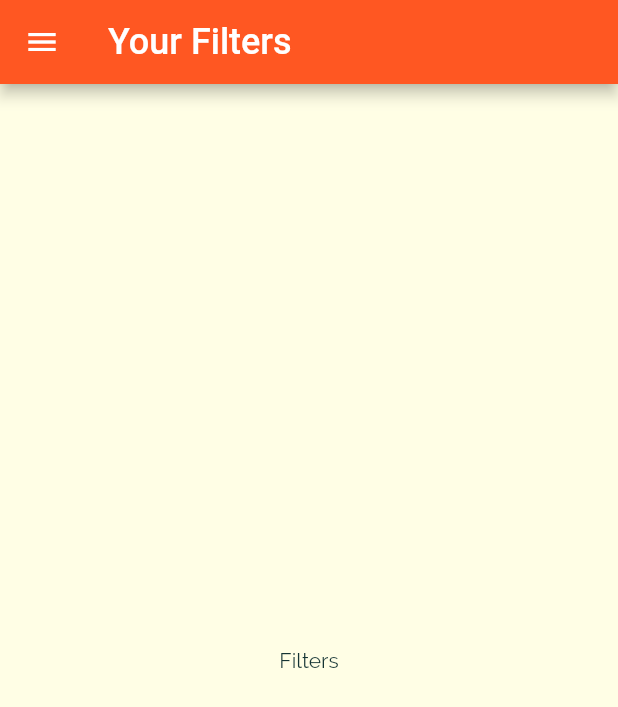
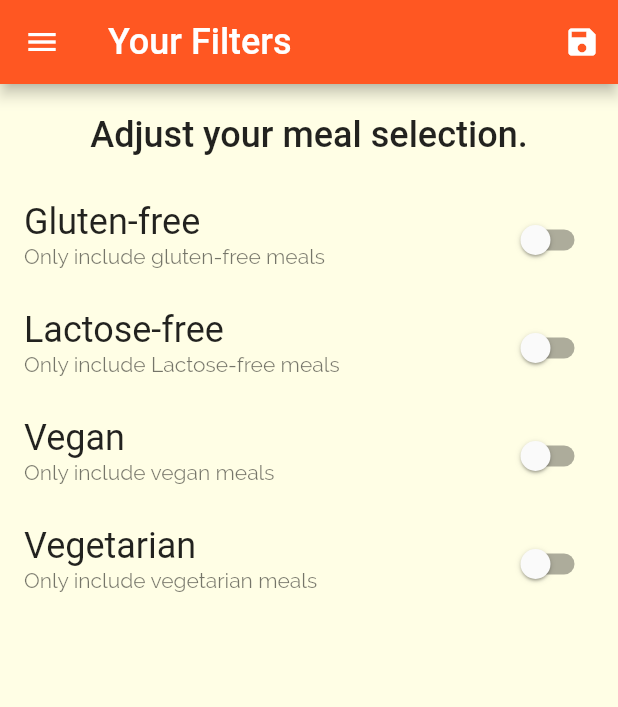
Before and after one commit to jortan02/delimeals_app, a Flutter app: the FiltersScreen screen opened by its route, on a phone screen of 412 x 824 dp. Shown: the top 707 px of the screen. Run offline on Flutter 3.47's test engine with Material 2 defaults, Android fonts, the phone set to English and light mode, and no system bars; Roboto replaces fonts that are missing (RobotCondensed).

Commit message:
Added filter options

```diff
--- a/lib/main.dart
+++ b/lib/main.dart
@@ -1,6 +1,8 @@
 import 'dart:ui';
 
 import 'package:flutter/material.dart';
+import './dummy_data.dart';
+import './models/meal.dart';
 import './screens/filters_screen.dart';
 import './screens/tabs_screen.dart';
 import './screens/meal_detail_screen.dart';
@@ -9,7 +11,42 @@ import './screens/categories_screen.dart';
 
 void main() => runApp(MyApp());
 
-class MyApp extends StatelessWidget {
+class MyApp extends StatefulWidget {
+  @override
+  State<MyApp> createState() => _MyAppState();
+}
+
+class _MyAppState extends State<MyApp> {
+  Map<String, bool> _filters = {
+    'gluten': false,
+    'lactose': false,
+    'vegan': false,
+    'vegetarian': false
+  };
+
+  List<Meal> _availableMeals = DUMMY_MEALS;
+
+  void _setFilters(Map<String, bool> filterData) {
+    setState(() {
+      _filters = filterData;
+      _availableMeals = DUMMY_MEALS.where((meal) {
+        if (_filters["gluten"] && !meal.isGlutenFree) {
+          return false;
+        }
+        else if ((_filters["lactose"] && !meal.isLactoseFree)) {
+          return false;
+        }
+        else if ((_filters["vegan"] && !meal.isVegan)) {
+          return false;
+        }
+        else if ((_filters["vegetarian"] && !meal.isVegetarian)) {
+          return false;
+        }
+        return true;
+      }).toList();
+    });
+  }
+
   @override
   Widget build(BuildContext context) {
     return MaterialApp(
@@ -27,9 +64,9 @@ class MyApp extends StatelessWidget {
                   TextStyle(fontSize: 24, fontFamily: "RobotCondensed"))),
       routes: {
         "/": (context) => TabsScreen(),
-        CategoryMealsScreen.routeName: (context) => CategoryMealsScreen(),
+        CategoryMealsScreen.routeName: (context) => CategoryMealsScreen(availableMeals: _availableMeals),
         MealDetailScreen.routeName: (context) => MealDetailScreen(),
-        FiltersScreen.routeName: (context) => FiltersScreen(),
+        FiltersScreen.routeName: (context) => FiltersScreen(currentFilters: _filters, saveFilters: _setFilters),
       },
       onGenerateRoute: (settings) {
         print(settings.arguments);
--- a/lib/screens/filters_screen.dart
+++ b/lib/screens/filters_screen.dart
@@ -3,18 +3,101 @@ import 'package:flutter/src/foundation/key.dart';
 import 'package:flutter/src/widgets/framework.dart';
 import '../widgets/main_drawer.dart';
 
-class FiltersScreen extends StatelessWidget {
+class FiltersScreen extends StatefulWidget {
   static const routeName = "filters";
+  final Map<String, bool> currentFilters;
+  final Function(Map<String, bool>) saveFilters;
 
-  const FiltersScreen({Key key}) : super(key: key);
+  const FiltersScreen({Key key, this.currentFilters, this.saveFilters}) : super(key: key);
+
+  @override
+  State<FiltersScreen> createState() => _FiltersScreenState();
+}
+
+class _FiltersScreenState extends State<FiltersScreen> {
+  bool _glutenFree = false;
+  bool _lactoseFree = false;
+  bool _vegan = false;
+  bool _vegetarian = false;
+
+  @override
+  void initState() {
+    super.initState();
+    _glutenFree = widget.currentFilters["gluten"];
+    _lactoseFree = widget.currentFilters["lactose"];
+    _vegan = widget.currentFilters["vegan"];
+    _vegetarian = widget.currentFilters["vegetarian"];
+  }
+
+  Widget _buildSwitchListTile(
+      String title, String description, bool currentValue, Function update) {
+    return SwitchListTile(
+        title: Text(title),
+        subtitle: Text(description),
+        value: currentValue,
+        onChanged: update);
+  }
 
   @override
   Widget build(BuildContext context) {
     return Scaffold(
       drawer: MainDrawer(),
-      appBar: AppBar(title: Text("Your Filters")),
-      body: Center(child: Text("Filters")),
-
+      appBar: AppBar(
+        title: Text("Your Filters"),
+        actions: [
+          IconButton(
+              onPressed: () {
+                final selectedFilters = {
+                  "gluten": _glutenFree,
+                  "lactose": _lactoseFree,
+                  "vegan": _vegan,
+                  "vegetarian": _vegetarian
+                };
+                widget.saveFilters(selectedFilters);
+                Navigator.pushReplacementNamed(context, "/");
+              },
+              icon: Icon(Icons.save))
+        ],
+      ),
+      body: Column(children: [
+        Container(
+            padding: EdgeInsets.all(20),
+            child: Text(
+              "Adjust your meal selection.",
+              style: Theme.of(context).textTheme.titleLarge,
+            )),
+        Expanded(
+          child: ListView(children: [
+            _buildSwitchListTile(
+                "Gluten-free", "Only include gluten-free meals", _glutenFree,
+                (newValue) {
+              setState(() {
+                _glutenFree = newValue;
+              });
+            }),
+            _buildSwitchListTile(
+                "Lactose-free", "Only include Lactose-free meals", _lactoseFree,
+                (newValue) {
+              setState(() {
+                _lactoseFree = newValue;
+              });
+            }),
+            _buildSwitchListTile("Vegan", "Only include vegan meals", _vegan,
+                (newValue) {
+              setState(() {
+                _vegan = newValue;
+              });
+            }),
+            _buildSwitchListTile(
+                "Vegetarian", "Only include vegetarian meals", _vegetarian,
+                (newValue) {
+              setState(() {
+                _vegetarian = newValue;
+              });
+            }),
+          ]),
+        )
+      ]),
     );
   }
 }
```
Also changed, not shown: lib/screens/category_meals_screen.dart (+43 -17 lines), lib/screens/meal_detail_screen.dart (+6 -1 lines), lib/widgets/meal_item.dart (+8 -2 lines).
